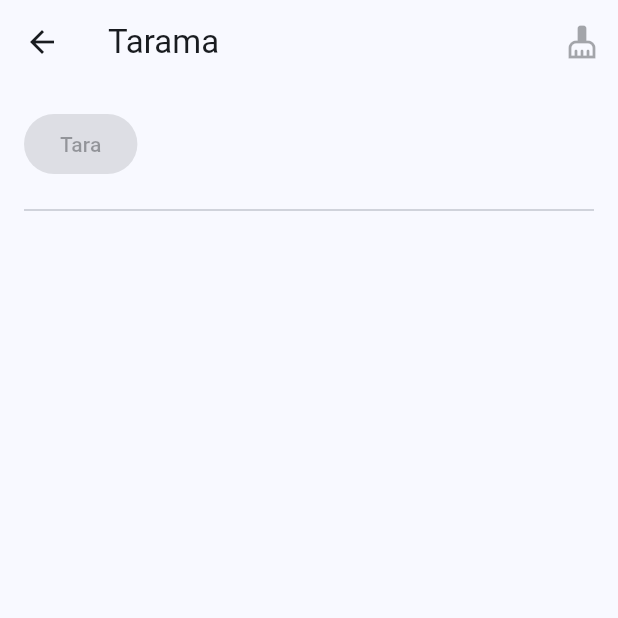
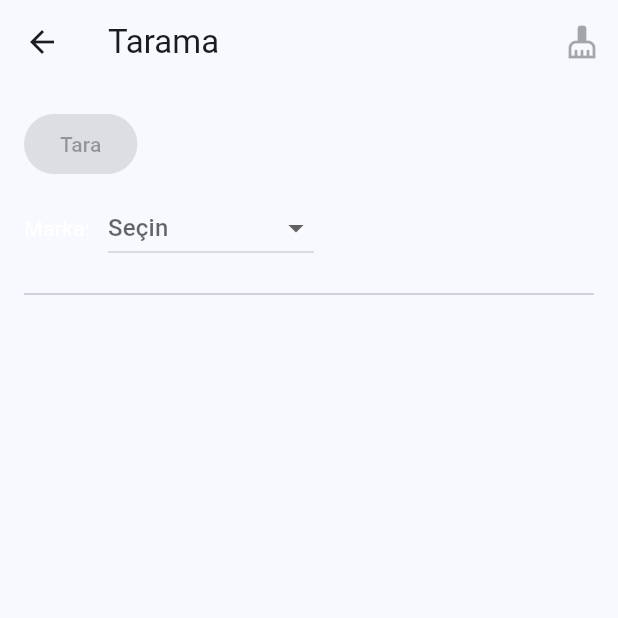
Before and after one commit to bersa2009/ara-ar-za-bulma-program-, a Flutter app: the ScanScreen screen opened by its route, on a phone screen of 412 x 824 dp, the top half of it. Run offline on Flutter 3.47's test engine with Material 3 defaults, Android fonts, the phone set to English and light mode, and no system bars; our stand-ins replace flutter_bluetooth_serial, flutter_riverpod, flutter_tts, permission_handler, printing, shared_preferences and 1 more; missing offline and left inert: flutter_reactive_ble; accounts and stored records are empty.

Commit message:
feat(db+ui): manufacturer-filtered DTC search and brand dropdown in Scan screen

```diff
--- a/lib/ui/screens/scan.dart
+++ b/lib/ui/screens/scan.dart
@@ -3,6 +3,7 @@ import 'package:flutter_riverpod/flutter_riverpod.dart';
 import '../../core/connection_manager.dart';
 import '../../elm/elm327_client.dart';
 import 'report.dart';
+import '../../data/dtc_repository.dart';
 
 class ScanScreen extends ConsumerStatefulWidget {
   const ScanScreen({super.key});
@@ -16,6 +17,10 @@ class _ScanScreenState extends ConsumerState<ScanScreen> {
   List<DtcCode> dtcs = [];
   bool scanning = false;
   String? error;
+  String? manufacturerFilter;
+  final List<String> manufacturers = const [
+    'generic','alfa-romeo','aston-martin','audi','bentley','bmw','bugatti','byd','chery','citroen','cupra','dacia','ds-automobiles','ferrari','fiat','fisker','ford','honda','hyundai','infiniti','isuzu','iveco','jaguar','jeep','kia','lamborghini','land-rover','lexus','maserati','mazda','mercedes-benz','mg','mini','mitsubishi','nissan','opel','peugeot','porsche','renault','rolls-royce','seat','skoda','ssangyong','subaru','suzuki','tesla','togg','toyota','volkswagen','volvo'
+  ];
 
   @override
   Widget build(BuildContext context) {
@@ -110,6 +115,27 @@ class _ScanScreenState extends ConsumerState<ScanScreen> {
                 if (vin != null) Text('VIN: $vin'),
               ],
             ),
+            const SizedBox(height: 8),
+            Row(children: [
+              const Text('Marka: ', style: TextStyle(color: Colors.white)),
+              const SizedBox(width: 8),
+              DropdownButton<String>(
+                value: manufacturerFilter,
+                hint: const Text('Seçin'),
+                dropdownColor: const Color(0xFF1E1E2F),
+                items: manufacturers
+                    .map((m) => DropdownMenuItem(value: m, child: Text(m, style: const TextStyle(color: Colors.white))))
+                    .toList(),
+                onChanged: (v) async {
+                  setState(() => manufacturerFilter = v);
+                  if (v != null) {
+                    final repo = DtcRepository();
+                    final res = await repo.search(prefix: '', lang: 'tr', manufacturer: v == 'generic' ? null : v);
+                    ScaffoldMessenger.of(context).showSnackBar(SnackBar(content: Text('Bulunan DTC (örnek): ${res.length}')));
+                  }
+                },
+              ),
+            ]),
             const SizedBox(height: 12),
             if (error != null) Text('Hata: $error', style: const TextStyle(color: Colors.red)),
             const Divider(),
```
Also changed, not shown: lib/data/dtc_repository.dart (+26 -0 lines).
